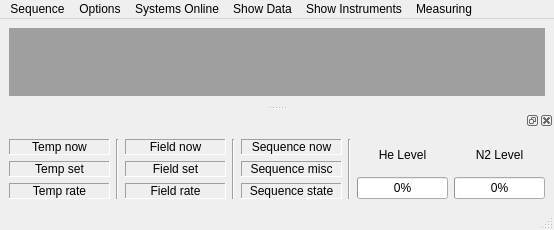
The window that configurations/Cryostat GUI.ui (Cryostat-GUI/Cryostat-GUI) describes before a commit, drawn with Qt 5.
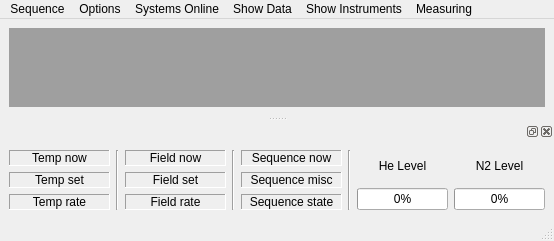
The same window after the commit.

Patch:
```diff
--- a/configurations/Cryostat GUI.ui
+++ b/configurations/Cryostat GUI.ui
@@ -7,7 +7,7 @@
     <x>0</x>
     <y>0</y>
     <width>554</width>
-    <height>229</height>
+    <height>241</height>
    </rect>
   </property>
   <property name="windowTitle">
```
Left out of the diff: 2 changed lines with no effect on the pictures.
